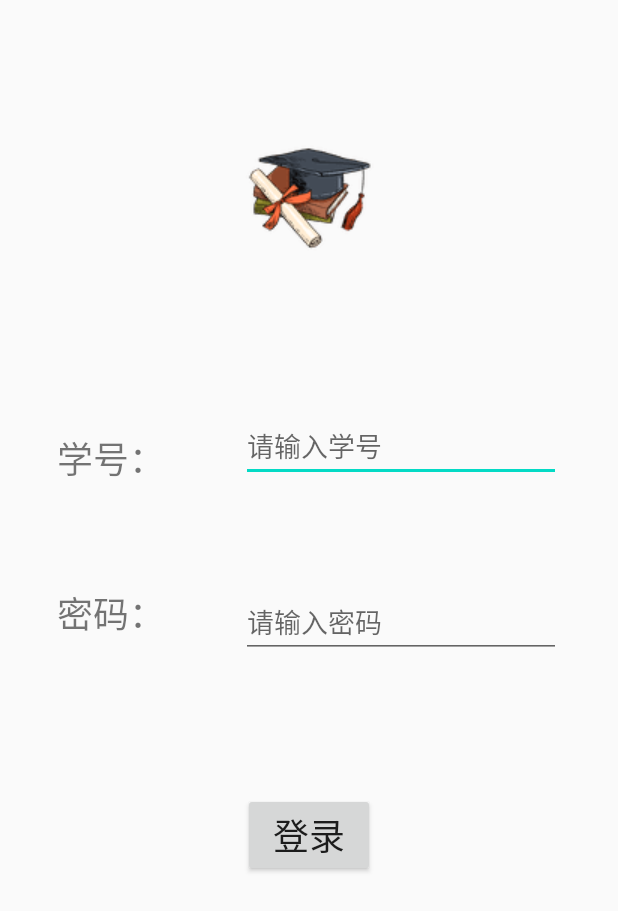
After one commit to caijunqian/Timetable, an Android app: the layout activity_login.xml on its own in the app's theme, with its tools: preview values and no code run, on a phone screen of 412 x 824 dp. The commit adds this screen. Shown: the top 911 px of the screen. Run offline under Robolectric (Android 15) with nearby library versions, the phone set to English and light mode, and no system bars.

Commit message:
添加了登录页面

```diff
--- a/app/build.gradle
+++ b/app/build.gradle
@@ -43,6 +43,7 @@ dependencies {
     implementation 'androidx.lifecycle:lifecycle-extensions:2.1.0'
     implementation 'androidx.navigation:navigation-fragment-ktx:2.1.0'
     implementation 'androidx.navigation:navigation-ui-ktx:2.1.0'
+    implementation 'androidx.annotation:annotation:1.1.0'
     testImplementation 'junit:junit:4.12'
     androidTestImplementation 'androidx.test.ext:junit:1.1.2'
     androidTestImplementation 'androidx.test.espresso:espresso-core:3.3.0'
--- a/app/src/main/AndroidManifest.xml
+++ b/app/src/main/AndroidManifest.xml
@@ -2,7 +2,8 @@
 <manifest xmlns:android="http://schemas.android.com/apk/res/android"
     package="com.example.timetable">
 
-    <uses-permission android:name="android.permission.INTERNET"/>
+    <uses-permission android:name="android.permission.INTERNET" />
+
     <application
         android:allowBackup="true"
         android:icon="@mipmap/ic_launcher"
@@ -10,17 +11,18 @@
         android:roundIcon="@mipmap/ic_launcher_round"
         android:supportsRtl="true"
         android:theme="@style/AppTheme">
+        <activity android:name=".ui.Login">
+            <intent-filter>
+                <action android:name="android.intent.action.MAIN" />
+                <category android:name="android.intent.category.LAUNCHER" />
+            </intent-filter>
+        </activity>
         <activity
             android:name=".MainNavigation"
             android:label="@string/title_activity_main_navigation">
-            <intent-filter>
-                <action android:name="android.intent.action.MAIN" />
+        </activity>
 
-                <category android:name="android.intent.category.LAUNCHER" />
-            </intent-filter>
-        </activity>
-        <service
-            android:name=".PollingService"/>
+        <service android:name=".PollingService" />
     </application>
 
 </manifest>
--- /dev/null
+++ b/app/src/main/java/com/example/timetable/ui/Login.kt
@@ -0,0 +1,29 @@
+package com.example.timetable.ui
+
+import android.content.Intent
+import androidx.appcompat.app.AppCompatActivity
+import android.os.Bundle
+import android.util.Log
+import android.view.View
+import android.widget.EditText
+import com.example.timetable.MainNavigation
+import com.example.timetable.R
+
+class Login : AppCompatActivity() {
+    override fun onCreate(savedInstanceState: Bundle?) {
+        super.onCreate(savedInstanceState)
+        setContentView(R.layout.activity_login)
+    }
+
+    fun login(view: View) {
+        val num = findViewById<EditText>(R.id.editTextNum)
+        val pwd = findViewById<EditText>(R.id.editTextPwd)
+        Log.d("Login", "login: ${num.text} : ${pwd.text}")
+        /*
+         根据学号密码访API，然后判断跳转
+         */
+        //登录后跳转
+        startActivity(Intent(this,MainNavigation::class.java))
+    }
+
+}
--- /dev/null
+++ b/app/src/main/res/layout/activity_login.xml
@@ -0,0 +1,107 @@
+<?xml version="1.0" encoding="utf-8"?>
+<androidx.constraintlayout.widget.ConstraintLayout xmlns:android="http://schemas.android.com/apk/res/android"
+    xmlns:app="http://schemas.android.com/apk/res-auto"
+    xmlns:tools="http://schemas.android.com/tools"
+    android:layout_width="match_parent"
+    android:layout_height="match_parent"
+    tools:context=".ui.Login">
+
+    <androidx.constraintlayout.widget.Guideline
+        android:id="@+id/guideline2"
+        android:layout_width="wrap_content"
+        android:layout_height="wrap_content"
+        android:orientation="horizontal"
+        app:layout_constraintGuide_percent="0.3" />
+
+    <androidx.constraintlayout.widget.Guideline
+        android:id="@+id/guideline3"
+        android:layout_width="wrap_content"
+        android:layout_height="wrap_content"
+        android:orientation="horizontal"
+        app:layout_constraintGuide_percent="0.6" />
+
+    <TextView
+        android:id="@+id/textView"
+        android:layout_width="85dp"
+        android:layout_height="34dp"
+        android:layout_marginTop="40dp"
+        android:text="@string/loginTvNum"
+        android:textSize="24sp"
+        app:layout_constraintEnd_toStartOf="@+id/editTextNum"
+        app:layout_constraintHorizontal_bias="0.5"
+        app:layout_constraintStart_toStartOf="parent"
+        app:layout_constraintTop_toTopOf="@+id/guideline2" />
+
+    <TextView
+        android:id="@+id/textView2"
+        android:layout_width="85dp"
+        android:layout_height="36dp"
+        android:layout_marginBottom="68dp"
+        android:text="@string/loginTvPwd"
+        android:textSize="24sp"
+        app:layout_constraintBottom_toTopOf="@+id/guideline3"
+        app:layout_constraintEnd_toStartOf="@+id/editTextPwd"
+        app:layout_constraintHorizontal_bias="0.5"
+        app:layout_constraintStart_toStartOf="parent" />
+
+    <EditText
+        android:id="@+id/editTextNum"
+        android:layout_width="wrap_content"
+        android:layout_height="wrap_content"
+        android:ems="10"
+        android:hint="@string/hintNum"
+        android:inputType="number"
+        app:layout_constraintBottom_toBottomOf="@+id/textView"
+        app:layout_constraintEnd_toEndOf="parent"
+        app:layout_constraintHorizontal_bias="0.5"
+        app:layout_constraintStart_toEndOf="@+id/textView"
+        app:layout_constraintTop_toTopOf="@+id/guideline2"
+        app:layout_constraintVertical_bias="1.0"
+        android:autofillHints="" />
+
+    <EditText
+        android:id="@+id/editTextPwd"
+        android:layout_width="wrap_content"
+        android:layout_height="wrap_content"
+        android:autofillHints=""
+        android:ems="10"
+        android:hint="@string/hintPwd"
+        android:inputType="textPassword"
+        app:layout_constraintBottom_toTopOf="@+id/guideline3"
+        app:layout_constraintEnd_toEndOf="parent"
+        app:layout_constraintHorizontal_bias="0.5"
+        app:layout_constraintStart_toEndOf="@+id/textView2"
+        app:layout_constraintTop_toTopOf="@+id/textView2"
+        app:layout_constraintVertical_bias="0.0" />
+
+    <Button
+        android:id="@+id/button"
+        android:layout_width="wrap_content"
+        android:layout_height="wrap_content"
+        android:onClick="login"
+        android:text="@string/login"
+        android:textSize="24sp"
+        app:layout_constraintBottom_toTopOf="@+id/guideline4"
+        app:layout_constraintEnd_toEndOf="parent"
+        app:layout_constraintStart_toStartOf="parent"
+        app:layout_constraintTop_toTopOf="@+id/guideline3" />
+
+    <androidx.constraintlayout.widget.Guideline
+        android:id="@+id/guideline4"
+        android:layout_width="wrap_content"
+        android:layout_height="wrap_content"
+        android:orientation="horizontal"
+        app:layout_constraintGuide_percent="0.75" />
+
+    <ImageView
+        android:id="@+id/imageView"
+        android:layout_width="wrap_content"
+        android:layout_height="wrap_content"
+        android:contentDescription="@string/avator"
+        app:layout_constraintBottom_toTopOf="@+id/guideline2"
+        app:layout_constraintEnd_toEndOf="parent"
+        app:layout_constraintStart_toStartOf="parent"
+        app:layout_constraintTop_toTopOf="parent"
+        app:srcCompat="@drawable/avatar"
+        tools:srcCompat="@tools:sample/avatars" />
+</androidx.constraintlayout.widget.ConstraintLayout>
--- a/app/src/main/res/values/strings.xml
+++ b/app/src/main/res/values/strings.xml
@@ -4,4 +4,19 @@
     <string name="title_home">我的</string>
     <string name="title_dashboard">课程</string>
     <string name="title_notifications">事务</string>
+    <string name="title_activity_login">LoginActivity</string>
+    <string name="prompt_email">Email</string>
+    <string name="prompt_password">Password</string>
+    <string name="action_sign_in">Sign in or register</string>
+    <string name="action_sign_in_short">Sign in</string>
+    <string name="welcome">"Welcome !"</string>
+    <string name="invalid_username">Not a valid username</string>
+    <string name="invalid_password">Password must be >5 characters</string>
+    <string name="login_failed">"Login failed"</string>
+    <string name="loginTvNum">学号：</string>
+    <string name="loginTvPwd">密码：</string>
+    <string name="hintNum">请输入学号</string>
+    <string name="hintPwd">请输入密码</string>
+    <string name="login">登录</string>
+    <string name="avator">avator</string>
 </resources>
```
Also changed, not shown: app/src/main/res/drawable/avatar.png (added).
